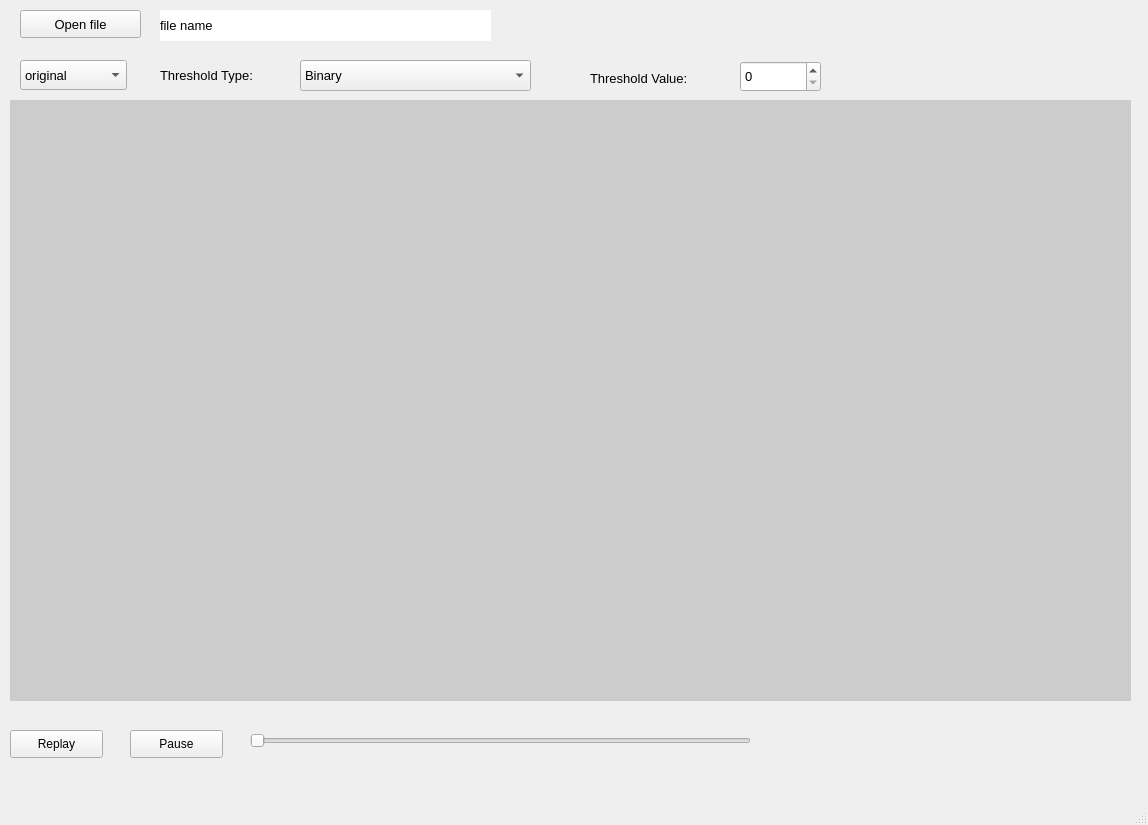
Old version of the form Project1/mainwindow.ui in the repository 0ceanCat/CSLPS.
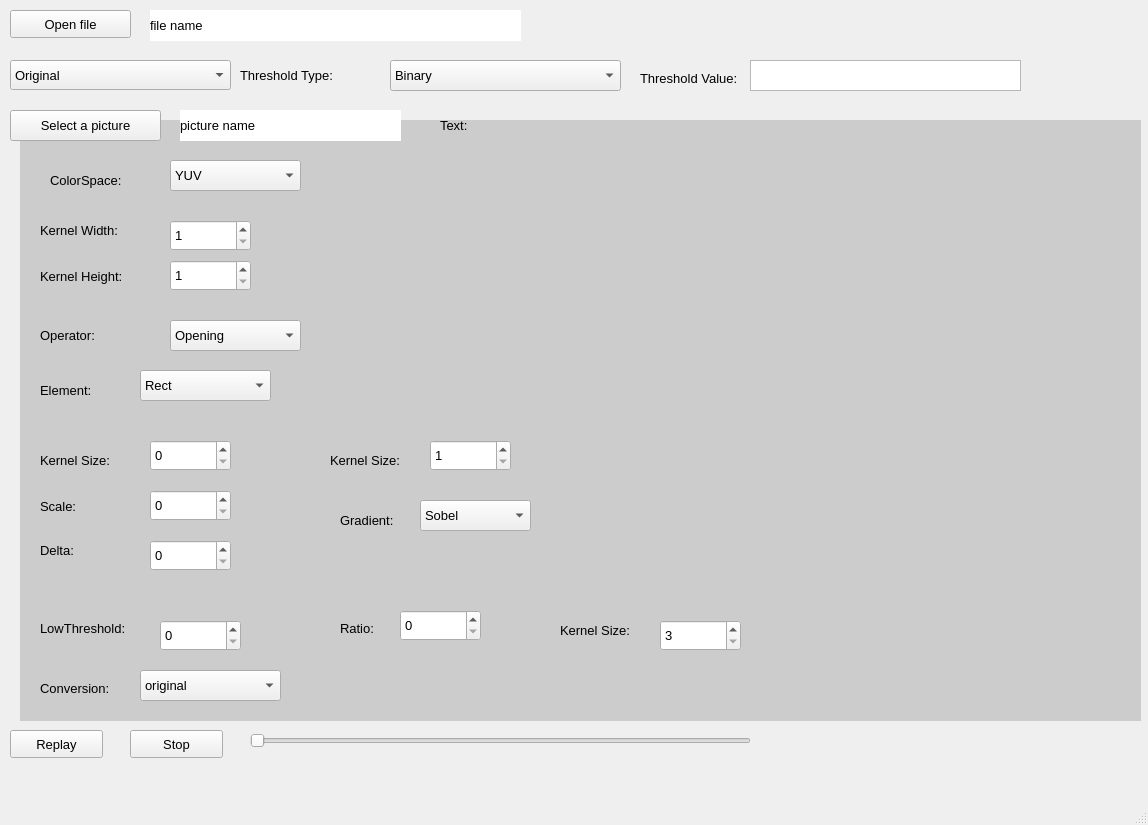
New version of the form.

```diff
--- a/Project1/mainwindow.ui
+++ b/Project1/mainwindow.ui
@@ -23,9 +23,9 @@
    <widget class="QComboBox" name="optionBox">
     <property name="geometry">
      <rect>
-      <x>20</x>
+      <x>10</x>
       <y>60</y>
-      <width>107</width>
+      <width>221</width>
       <height>30</height>
      </rect>
     </property>
@@ -42,7 +42,7 @@
     </property>
     <item>
      <property name="text">
-      <string>original</string>
+      <string>Original</string>
      </property>
     </item>
     <item>
@@ -109,7 +109,7 @@
    <widget class="QPushButton" name="open_image">
     <property name="geometry">
      <rect>
-      <x>20</x>
+      <x>10</x>
       <y>10</y>
       <width>121</width>
       <height>28</height>
@@ -127,8 +127,8 @@
    <widget class="QLabel" name="playzone">
     <property name="geometry">
      <rect>
-      <x>10</x>
-      <y>100</y>
+      <x>20</x>
+      <y>120</y>
       <width>1121</width>
       <height>601</height>
      </rect>
@@ -143,9 +143,9 @@
    <widget class="QLabel" name="fileNameLabel">
     <property name="geometry">
      <rect>
-      <x>160</x>
+      <x>150</x>
       <y>10</y>
-      <width>331</width>
+      <width>371</width>
       <height>31</height>
      </rect>
     </property>
@@ -170,6 +170,11 @@
       <height>28</height>
      </rect>
     </property>
+    <property name="font">
+     <font>
+      <pointsize>10</pointsize>
+     </font>
+    </property>
     <property name="text">
      <string>Replay</string>
     </property>
@@ -183,8 +188,13 @@
       <height>28</height>
      </rect>
     </property>
+    <property name="font">
+     <font>
+      <pointsize>10</pointsize>
+     </font>
+    </property>
     <property name="text">
-     <string>Pause</string>
+     <string>Stop</string>
     </property>
    </widget>
    <widget class="QSlider" name="slider">
@@ -209,7 +219,7 @@
    <widget class="QComboBox" name="threshold_type">
     <property name="geometry">
      <rect>
-      <x>300</x>
+      <x>390</x>
       <y>60</y>
       <width>231</width>
       <height>31</height>
@@ -249,7 +259,7 @@
    <widget class="QLabel" name="threshold_type_label">
     <property name="geometry">
      <rect>
-      <x>160</x>
+      <x>240</x>
       <y>60</y>
       <width>141</width>
       <height>31</height>
@@ -267,9 +277,9 @@
    <widget class="QSpinBox" name="threshold_value">
     <property name="geometry">
      <rect>
-      <x>740</x>
-      <y>61</y>
-      <width>81</width>
+      <x>790</x>
+      <y>60</y>
+      <width>181</width>
       <height>31</height>
      </rect>
     </property>
@@ -285,7 +295,7 @@
    <widget class="QLabel" name="thread_value_label">
     <property name="geometry">
      <rect>
-      <x>590</x>
+      <x>640</x>
       <y>70</y>
       <width>141</width>
       <height>16</height>
@@ -300,6 +310,670 @@
      <string>Threshold Value:</string>
     </property>
    </widget>
+   <widget class="QPushButton" name="selectWatermark">
+    <property name="geometry">
+     <rect>
+      <x>10</x>
+      <y>110</y>
+      <width>151</width>
+      <height>31</height>
+     </rect>
+    </property>
+    <property name="font">
+     <font>
+      <pointsize>10</pointsize>
+     </font>
+    </property>
+    <property name="text">
+     <string>Select a picture</string>
+    </property>
+   </widget>
+   <widget class="QLabel" name="pictureName">
+    <property name="geometry">
+     <rect>
+      <x>180</x>
+      <y>110</y>
+      <width>221</width>
+      <height>31</height>
+     </rect>
+    </property>
+    <property name="font">
+     <font>
+      <pointsize>10</pointsize>
+     </font>
+    </property>
+    <property name="styleSheet">
+     <string notr="true">background-color: rgb(255, 255, 255);</string>
+    </property>
+    <property name="text">
+     <string>picture name</string>
+    </property>
+   </widget>
+   <widget class="QLabel" name="textLabel">
+    <property name="geometry">
+     <rect>
+      <x>440</x>
+      <y>110</y>
+      <width>101</width>
+      <height>31</height>
+     </rect>
+    </property>
+    <property name="font">
+     <font>
+      <pointsize>10</pointsize>
+     </font>
+    </property>
+    <property name="text">
+     <string>Text:</string>
+    </property>
+   </widget>
+   <widget class="QTextEdit" name="watermarkText">
+    <property name="geometry">
+     <rect>
+      <x>750</x>
+      <y>60</y>
+      <width>271</width>
+      <height>31</height>
+     </rect>
+    </property>
+    <property name="font">
+     <font>
+      <pointsize>10</pointsize>
+     </font>
+    </property>
+   </widget>
+   <widget class="QComboBox" name="colorSpace">
+    <property name="geometry">
+     <rect>
+      <x>170</x>
+      <y>160</y>
+      <width>131</width>
+      <height>31</height>
+     </rect>
+    </property>
+    <property name="font">
+     <font>
+      <pointsize>10</pointsize>
+     </font>
+    </property>
+    <item>
+     <property name="text">
+      <string>YUV</string>
+     </property>
+    </item>
+    <item>
+     <property name="text">
+      <string>HSV</string>
+     </property>
+    </item>
+   </widget>
+   <widget class="QLabel" name="colorSpaceLabel">
+    <property name="geometry">
+     <rect>
+      <x>50</x>
+      <y>170</y>
+      <width>91</width>
+      <height>21</height>
+     </rect>
+    </property>
+    <property name="font">
+     <font>
+      <pointsize>10</pointsize>
+     </font>
+    </property>
+    <property name="text">
+     <string>ColorSpace:</string>
+    </property>
+   </widget>
+   <widget class="QLabel" name="kernelWidthLabel">
+    <property name="geometry">
+     <rect>
+      <x>40</x>
+      <y>220</y>
+      <width>101</width>
+      <height>21</height>
+     </rect>
+    </property>
+    <property name="font">
+     <font>
+      <pointsize>10</pointsize>
+     </font>
+    </property>
+    <property name="text">
+     <string>Kernel Width:</string>
+    </property>
+   </widget>
+   <widget class="QLabel" name="kernelHeightLabel">
+    <property name="geometry">
+     <rect>
+      <x>40</x>
+      <y>266</y>
+      <width>101</width>
+      <height>20</height>
+     </rect>
+    </property>
+    <property name="font">
+     <font>
+      <pointsize>10</pointsize>
+     </font>
+    </property>
+    <property name="text">
+     <string>Kernel Height:</string>
+    </property>
+   </widget>
+   <widget class="QSpinBox" name="kernelWidth">
+    <property name="geometry">
+     <rect>
+      <x>170</x>
+      <y>220</y>
+      <width>81</width>
+      <height>31</height>
+     </rect>
+    </property>
+    <property name="font">
+     <font>
+      <pointsize>10</pointsize>
+     </font>
+    </property>
+    <property name="minimum">
+     <number>1</number>
+    </property>
+    <property name="singleStep">
+     <number>2</number>
+    </property>
+   </widget>
+   <widget class="QSpinBox" name="kernelHeight">
+    <property name="geometry">
+     <rect>
+      <x>170</x>
+      <y>260</y>
+      <width>81</width>
+      <height>31</height>
+     </rect>
+    </property>
+    <property name="font">
+     <font>
+      <pointsize>10</pointsize>
+     </font>
+    </property>
+    <property name="minimum">
+     <number>1</number>
+    </property>
+    <property name="singleStep">
+     <number>2</number>
+    </property>
+   </widget>
+   <widget class="QComboBox" name="operator_2">
+    <property name="geometry">
+     <rect>
+      <x>170</x>
+      <y>320</y>
+      <width>131</width>
+      <height>31</height>
+     </rect>
+    </property>
+    <property name="font">
+     <font>
+      <pointsize>10</pointsize>
+     </font>
+    </property>
+    <item>
+     <property name="text">
+      <string>Opening</string>
+     </property>
+    </item>
+    <item>
+     <property name="text">
+      <string>Closing </string>
+     </property>
+    </item>
+    <item>
+     <property name="text">
+      <string>Gradient</string>
+     </property>
+    </item>
+    <item>
+     <property name="text">
+      <string>Top Hat</string>
+     </property>
+    </item>
+    <item>
+     <property name="text">
+      <string>Black Hat</string>
+     </property>
+    </item>
+   </widget>
+   <widget class="QLabel" name="operatorLabel">
+    <property name="geometry">
+     <rect>
+      <x>40</x>
+      <y>320</y>
+      <width>91</width>
+      <height>31</height>
+     </rect>
+    </property>
+    <property name="font">
+     <font>
+      <pointsize>10</pointsize>
+     </font>
+    </property>
+    <property name="text">
+     <string>Operator:</string>
+    </property>
+   </widget>
+   <widget class="QLabel" name="elementLabel">
+    <property name="geometry">
+     <rect>
+      <x>40</x>
+      <y>380</y>
+      <width>81</width>
+      <height>21</height>
+     </rect>
+    </property>
+    <property name="font">
+     <font>
+      <pointsize>10</pointsize>
+     </font>
+    </property>
+    <property name="text">
+     <string>Element:</string>
+    </property>
+   </widget>
+   <widget class="QComboBox" name="element">
+    <property name="geometry">
+     <rect>
+      <x>140</x>
+      <y>370</y>
+      <width>131</width>
+      <height>31</height>
+     </rect>
+    </property>
+    <property name="font">
+     <font>
+      <pointsize>10</pointsize>
+     </font>
+    </property>
+    <item>
+     <property name="text">
+      <string>Rect</string>
+     </property>
+    </item>
+    <item>
+     <property name="text">
+      <string>Cross</string>
+     </property>
+    </item>
+    <item>
+     <property name="text">
+      <string>Ellipse</string>
+     </property>
+    </item>
+   </widget>
+   <widget class="QLabel" name="kernelSizeLbel">
+    <property name="geometry">
+     <rect>
+      <x>40</x>
+      <y>450</y>
+      <width>101</width>
+      <height>21</height>
+     </rect>
+    </property>
+    <property name="font">
+     <font>
+      <pointsize>10</pointsize>
+     </font>
+    </property>
+    <property name="text">
+     <string>Kernel Size:</string>
+    </property>
+   </widget>
+   <widget class="QSpinBox" name="kernelSize">
+    <property name="geometry">
+     <rect>
+      <x>150</x>
+      <y>440</y>
+      <width>81</width>
+      <height>31</height>
+     </rect>
+    </property>
+    <property name="font">
+     <font>
+      <pointsize>10</pointsize>
+     </font>
+    </property>
+   </widget>
+   <widget class="QLabel" name="scaleLabel">
+    <property name="geometry">
+     <rect>
+      <x>40</x>
+      <y>496</y>
+      <width>55</width>
+      <height>20</height>
+     </rect>
+    </property>
+    <property name="font">
+     <font>
+      <pointsize>10</pointsize>
+     </font>
+    </property>
+    <property name="text">
+     <string>Scale:</string>
+    </property>
+   </widget>
+   <widget class="QSpinBox" name="scale">
+    <property name="geometry">
+     <rect>
+      <x>150</x>
+      <y>490</y>
+      <width>81</width>
+      <height>31</height>
+     </rect>
+    </property>
+    <property name="font">
+     <font>
+      <pointsize>10</pointsize>
+     </font>
+    </property>
+   </widget>
+   <widget class="QLabel" name="deltalabel">
+    <property name="geometry">
+     <rect>
+      <x>40</x>
+      <y>540</y>
+      <width>61</width>
+      <height>21</height>
+     </rect>
+    </property>
+    <property name="font">
+     <font>
+      <pointsize>10</pointsize>
+     </font>
+    </property>
+    <property name="text">
+     <string>Delta:</string>
+    </property>
+   </widget>
+   <widget class="QSpinBox" name="delta">
+    <property name="geometry">
+     <rect>
+      <x>150</x>
+      <y>540</y>
+      <width>81</width>
+      <height>31</height>
+     </rect>
+    </property>
+    <property name="font">
+     <font>
+      <pointsize>10</pointsize>
+     </font>
+    </property>
+   </widget>
+   <widget class="QLabel" name="kernelSizeLabel2">
+    <property name="geometry">
+     <rect>
+      <x>330</x>
+      <y>450</y>
+      <width>101</width>
+      <height>21</height>
+     </rect>
+    </property>
+    <property name="font">
+     <font>
+      <pointsize>10</pointsize>
+     </font>
+    </property>
+    <property name="text">
+     <string>Kernel Size:</string>
+    </property>
+   </widget>
+   <widget class="QSpinBox" name="kernelSize_2">
+    <property name="geometry">
+     <rect>
+      <x>430</x>
+      <y>440</y>
+      <width>81</width>
+      <height>31</height>
+     </rect>
+    </property>
+    <property name="font">
+     <font>
+      <pointsize>10</pointsize>
+     </font>
+    </property>
+    <property name="minimum">
+     <number>1</number>
+    </property>
+    <property name="maximum">
+     <number>30</number>
+    </property>
+    <property name="singleStep">
+     <number>2</number>
+    </property>
+   </widget>
+   <widget class="QLabel" name="gradientLabel">
+    <property name="geometry">
+     <rect>
+      <x>340</x>
+      <y>510</y>
+      <width>71</width>
+      <height>21</height>
+     </rect>
+    </property>
+    <property name="font">
+     <font>
+      <pointsize>10</pointsize>
+     </font>
+    </property>
+    <property name="text">
+     <string>Gradient:</string>
+    </property>
+   </widget>
+   <widget class="QComboBox" name="gradient">
+    <property name="geometry">
+     <rect>
+      <x>420</x>
+      <y>500</y>
+      <width>111</width>
+      <height>31</height>
+     </rect>
+    </property>
+    <property name="font">
+     <font>
+      <pointsize>10</pointsize>
+     </font>
+    </property>
+    <item>
+     <property name="text">
+      <string>Sobel</string>
+     </property>
+    </item>
+    <item>
+     <property name="text">
+      <string>Scharr</string>
+     </property>
+    </item>
+    <item>
+     <property name="text">
+      <string>Laplacian</string>
+     </property>
+    </item>
+   </widget>
+   <widget class="QLabel" name="lowThresholdLabel">
+    <property name="geometry">
+     <rect>
+      <x>40</x>
+      <y>620</y>
+      <width>111</width>
+      <height>16</height>
+     </rect>
+    </property>
+    <property name="font">
+     <font>
+      <pointsize>10</pointsize>
+     </font>
+    </property>
+    <property name="text">
+     <string>LowThreshold:</string>
+    </property>
+   </widget>
+   <widget class="QLabel" name="ratioLabel">
+    <property name="geometry">
+     <rect>
+      <x>340</x>
+      <y>620</y>
+      <width>61</width>
+      <height>16</height>
+     </rect>
+    </property>
+    <property name="font">
+     <font>
+      <pointsize>10</pointsize>
+     </font>
+    </property>
+    <property name="text">
+     <string>Ratio:</string>
+    </property>
+   </widget>
+   <widget class="QLabel" name="cannyKsizeLabel">
+    <property name="geometry">
+     <rect>
+      <x>560</x>
+      <y>620</y>
+      <width>101</width>
+      <height>21</height>
+     </rect>
+    </property>
+    <property name="font">
+     <font>
+      <pointsize>10</pointsize>
+     </font>
+    </property>
+    <property name="text">
+     <string>Kernel Size:</string>
+    </property>
+   </widget>
+   <widget class="QSpinBox" name="lowThreshold">
+    <property name="geometry">
+     <rect>
+      <x>160</x>
+      <y>620</y>
+      <width>81</width>
+      <height>31</height>
+     </rect>
+    </property>
+    <property name="font">
+     <font>
+      <pointsize>10</pointsize>
+     </font>
+    </property>
+    <property name="maximum">
+     <number>100</number>
+    </property>
+   </widget>
+   <widget class="QSpinBox" name="ratio">
+    <property name="geometry">
+     <rect>
+      <x>400</x>
+      <y>610</y>
+      <width>81</width>
+      <height>31</height>
+     </rect>
+    </property>
+    <property name="font">
+     <font>
+      <pointsize>10</pointsize>
+     </font>
+    </property>
+   </widget>
+   <widget class="QSpinBox" name="cannyKsize">
+    <property name="geometry">
+     <rect>
+      <x>660</x>
+      <y>620</y>
+      <width>81</width>
+      <height>31</height>
+     </rect>
+    </property>
+    <property name="font">
+     <font>
+      <pointsize>10</pointsize>
+     </font>
+    </property>
+    <property name="minimum">
+     <number>3</number>
+    </property>
+    <property name="singleStep">
+     <number>2</number>
+    </property>
+   </widget>
+   <widget class="QComboBox" name="conv">
+    <property name="geometry">
+     <rect>
+      <x>140</x>
+      <y>670</y>
+      <width>141</width>
+      <height>31</height>
+     </rect>
+    </property>
+    <property name="font">
+     <font>
+      <pointsize>10</pointsize>
+     </font>
+    </property>
+    <item>
+     <property name="text">
+      <string>original</string>
+     </property>
+    </item>
+    <item>
+     <property name="text">
+      <string>bgr -&gt; yuv444</string>
+     </property>
+    </item>
+    <item>
+     <property name="text">
+      <string>bgr -&gt; yuv422</string>
+     </property>
+    </item>
+    <item>
+     <property name="text">
+      <string>bgr -&gt; yuv420</string>
+     </property>
+    </item>
+    <item>
+     <property name="text">
+      <string>yuv444 -&gt; bgr</string>
+     </property>
+    </item>
+    <item>
+     <property name="text">
+      <string>yuv422 -&gt; bgr</string>
+     </property>
+    </item>
+    <item>
+     <property name="text">
+      <string>yuv420 -&gt; bgr</string>
+     </property>
+    </item>
+   </widget>
+   <widget class="QLabel" name="convLabel">
+    <property name="geometry">
+     <rect>
+      <x>40</x>
+      <y>680</y>
+      <width>91</width>
+      <height>16</height>
+     </rect>
+    </property>
+    <property name="font">
+     <font>
+      <pointsize>10</pointsize>
+     </font>
+    </property>
+    <property name="text">
+     <string>Conversion:</string>
+    </property>
+   </widget>
   </widget>
   <widget class="QMenuBar" name="menubar">
    <property name="geometry">
```
Left out of the diff: 32 changed lines with no effect on the pictures.
